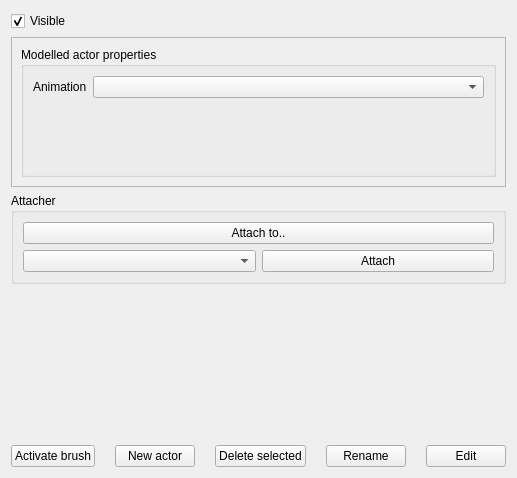
The window that src/wte/ui/ActorEditTool.ui (spiricn/Wt) describes before a commit, drawn with Qt 5.
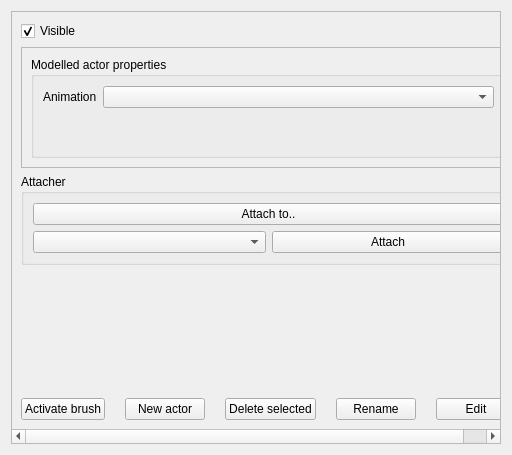
The same window after the commit. Custom widgets are drawn as their Qt base class.

```diff
--- a/src/wte/ui/ActorEditTool.ui
+++ b/src/wte/ui/ActorEditTool.ui
@@ -6,8 +6,8 @@
    <rect>
     <x>0</x>
     <y>0</y>
-    <width>497</width>
-    <height>478</height>
+    <width>512</width>
+    <height>455</height>
    </rect>
   </property>
   <property name="windowTitle">
@@ -15,6 +15,21 @@
   </property>
   <layout class="QVBoxLayout" name="verticalLayout">
    <item>
+    <widget class="QScrollArea" name="scrollArea">
+     <property name="widgetResizable">
+      <bool>true</bool>
+     </property>
+     <widget class="QWidget" name="scrollAreaWidgetContents">
+      <property name="geometry">
+       <rect>
+        <x>0</x>
+        <y>0</y>
+        <width>492</width>
+        <height>435</height>
+       </rect>
+      </property>
+      <layout class="QGridLayout" name="gridLayout_5">
+       <item row="0" column="0">
     <widget class="QCheckBox" name="checkBox">
      <property name="text">
       <string>Visible</string>
@@ -24,7 +39,7 @@
      </property>
     </widget>
    </item>
-   <item>
+       <item row="1" column="0">
     <widget class="QStackedWidget" name="stackedWidget">
      <property name="sizePolicy">
       <sizepolicy hsizetype="Preferred" vsizetype="Preferred">
@@ -186,7 +201,7 @@
      </widget>
     </widget>
    </item>
-   <item>
+       <item row="2" column="0">
     <widget class="QGroupBox" name="groupBox_3">
      <property name="title">
       <string>Attacher</string>
@@ -212,7 +227,7 @@
      </layout>
     </widget>
    </item>
-   <item>
+       <item row="3" column="0">
     <widget class="TransformEdit" name="transform" native="true">
      <property name="sizePolicy">
       <sizepolicy hsizetype="Preferred" vsizetype="Preferred">
@@ -222,7 +237,7 @@
      </property>
     </widget>
    </item>
-   <item>
+       <item row="4" column="0">
     <layout class="QHBoxLayout" name="horizontalLayout">
      <property name="spacing">
       <number>20</number>
@@ -263,6 +278,10 @@
       </widget>
      </item>
     </layout>
+       </item>
+      </layout>
+     </widget>
+    </widget>
    </item>
   </layout>
  </widget>
```
Lines whose indentation alone changed are shown as unchanged.
